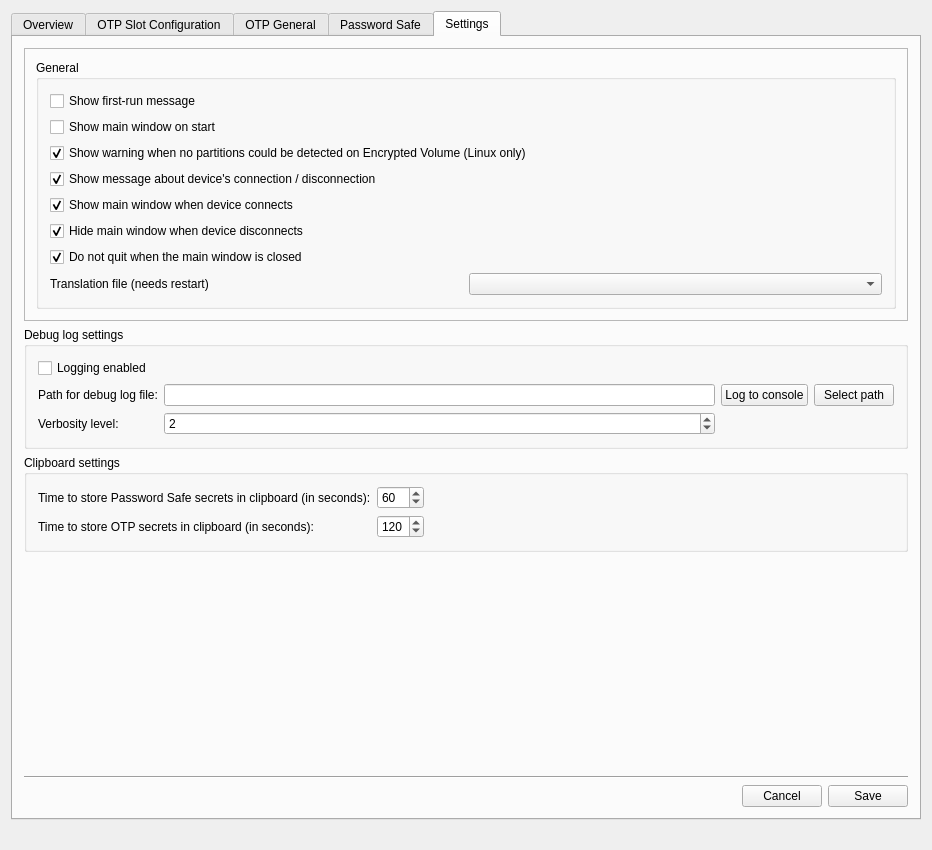
Nitrokey/nitrokey-app, file src/ui/mainwindow.ui: the form before one commit.
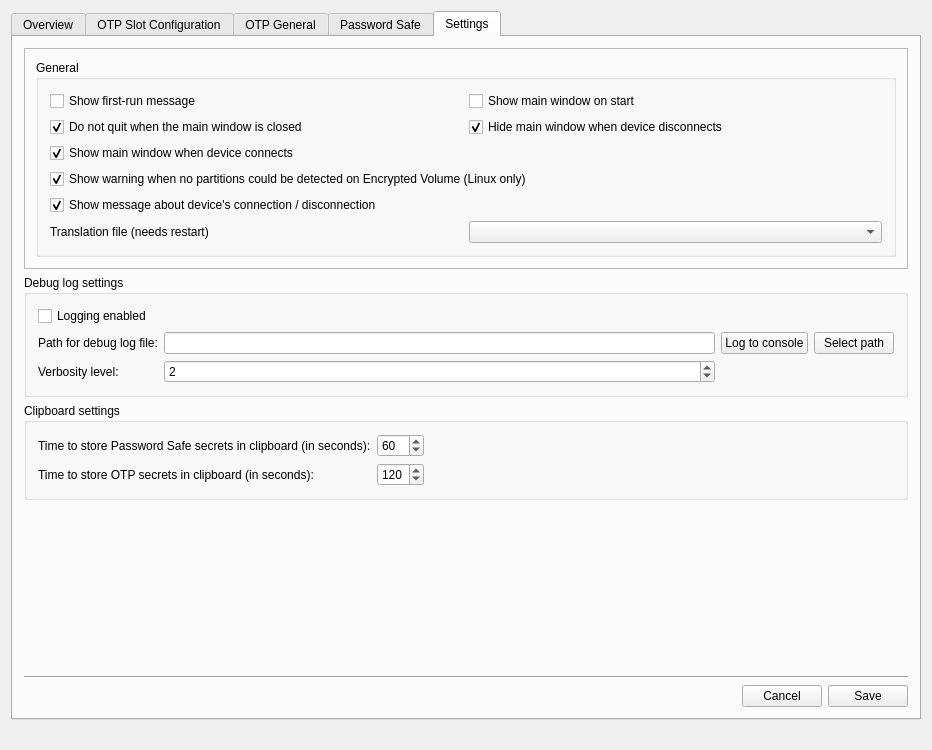
The form after the commit. Icons and pictures are not drawn.

Commit message: reducing minimum needed height of main window (#424)

```diff
--- a/src/ui/mainwindow.ui
+++ b/src/ui/mainwindow.ui
@@ -7,7 +7,7 @@
     <x>0</x>
     <y>0</y>
     <width>932</width>
-    <height>850</height>
+    <height>750</height>
    </rect>
   </property>
   <property name="sizePolicy">
@@ -1289,16 +1289,54 @@
                </property>
                <layout class="QVBoxLayout" name="verticalLayout_3">
                 <item>
-                 <widget class="QCheckBox" name="cb_first_run_message">
+                 <layout class="QHBoxLayout" name="horizontalLayout_19">
+                  <item>
+                   <widget class="QCheckBox" name="cb_first_run_message">
+                    <property name="text">
+                     <string>Show first-run message</string>
+                    </property>
+                   </widget>
+                  </item>
+                  <item>
+                   <widget class="QCheckBox" name="cb_show_window_on_start">
+                    <property name="text">
+                     <string>Show main window on start</string>
+                    </property>
+                   </widget>
+                  </item>
+                 </layout>
+                </item>
+                <item>
+                 <layout class="QHBoxLayout" name="horizontalLayout_17">
+                  <item>
+                   <widget class="QCheckBox" name="cb_hide_main_window_on_close">
+                    <property name="text">
+                     <string>Do not quit when the main window is closed</string>
+                    </property>
+                    <property name="checked">
+                     <bool>true</bool>
+                    </property>
+                   </widget>
+                  </item>
+                  <item>
+                   <widget class="QCheckBox" name="cb_hide_main_window_on_connection">
+                    <property name="text">
+                     <string>Hide main window when device disconnects</string>
+                    </property>
+                    <property name="checked">
+                     <bool>true</bool>
+                    </property>
+                   </widget>
+                  </item>
+                 </layout>
+                </item>
+                <item>
+                 <widget class="QCheckBox" name="cb_show_main_window_on_connection">
                   <property name="text">
-                   <string>Show first-run message</string>
+                   <string>Show main window when device connects</string>
                   </property>
-                 </widget>
-                </item>
-                <item>
-                 <widget class="QCheckBox" name="cb_show_window_on_start">
-                  <property name="text">
-                   <string>Show main window on start</string>
+                  <property name="checked">
+                   <bool>true</bool>
                   </property>
                  </widget>
                 </item>
@@ -1322,36 +1360,6 @@
                   </property>
                  </widget>
                 </item>
-                <item>
-                 <widget class="QCheckBox" name="cb_show_main_window_on_connection">
-                  <property name="text">
-                   <string>Show main window when device connects</string>
-                  </property>
-                  <property name="checked">
-                   <bool>true</bool>
-                  </property>
-                 </widget>
-                </item>
-                <item>
-                 <widget class="QCheckBox" name="cb_hide_main_window_on_connection">
-                  <property name="text">
-                   <string>Hide main window when device disconnects</string>
-                  </property>
-                  <property name="checked">
-                   <bool>true</bool>
-                  </property>
-                 </widget>
-                </item>
-                <item>
-                 <widget class="QCheckBox" name="cb_hide_main_window_on_close">
-                  <property name="text">
-                   <string>Do not quit when the main window is closed</string>
-                  </property>
-                  <property name="checked">
-                   <bool>true</bool>
-                  </property>
-                 </widget>
-                </item>
                 <item>
                  <layout class="QHBoxLayout" name="horizontalLayout_12">
                   <item>
@@ -1536,7 +1544,7 @@
               <property name="sizeHint" stdset="0">
                <size>
                 <width>20</width>
-                <height>78</height>
+                <height>0</height>
                </size>
               </property>
              </spacer>
```
Left out of the diff: 46 changed lines with no effect on the pictures.
